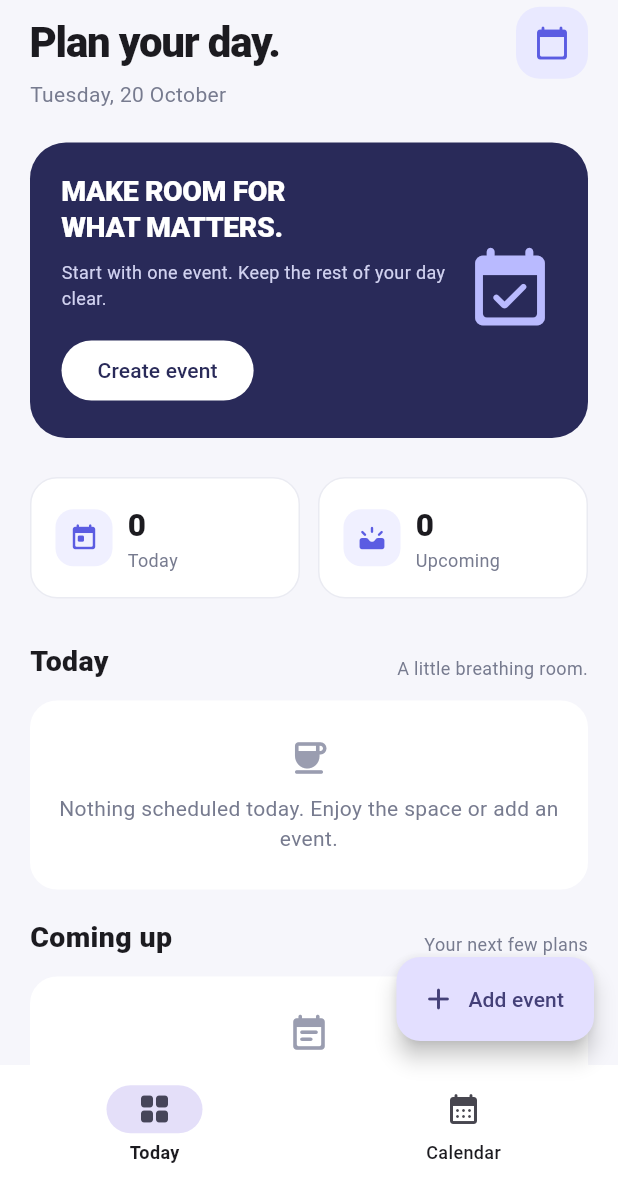
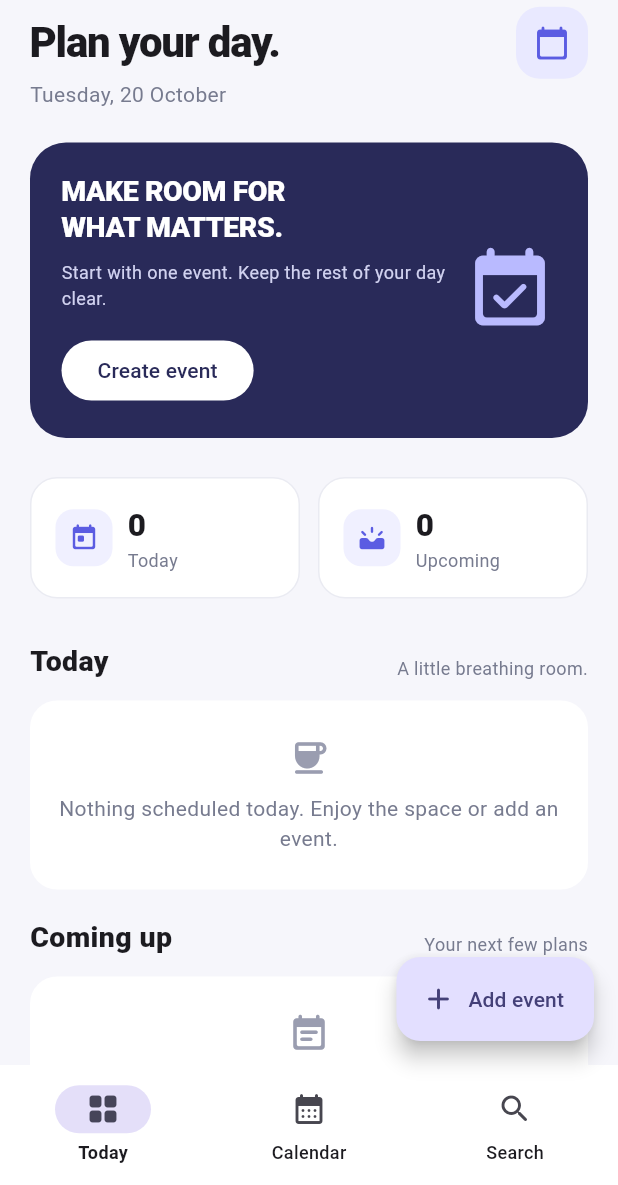
Before and after one commit to RajCodes2006/event-scheduler, a Flutter app: the screen it shows after launch, on a phone screen of 412 x 824 dp, the part 51-1236 px from its top. Run offline on Flutter 3.47's test engine with Material 3 defaults, Android fonts, the phone set to English and light mode, and no system bars; our stand-ins replace flutter_local_notifications, flutter_timezone, sqflite, sqflite_common_ffi, table_calendar, timezone; accounts and stored records are empty.

Commit message:
Add Search tab to Daymark navigation

```diff
--- a/lib/screens/app_shell.dart
+++ b/lib/screens/app_shell.dart
@@ -4,6 +4,7 @@ import '../models/schedule_event.dart';
 import 'calendar_screen.dart';
 import 'event_form_screen.dart';
 import 'home_screen.dart';
+import 'search_screen.dart';
 
 class AppShell extends StatefulWidget {
   const AppShell({super.key});
@@ -17,9 +18,7 @@ class _AppShellState extends State<AppShell> {
 
   Future<void> _openEventForm([ScheduleEvent? event]) async {
     await Navigator.of(context).push<void>(
-      MaterialPageRoute<void>(
-        builder: (_) => EventFormScreen(event: event),
-      ),
+      MaterialPageRoute<void>(builder: (_) => EventFormScreen(event: event)),
     );
   }
 
@@ -28,40 +27,56 @@ class _AppShellState extends State<AppShell> {
     final pages = IndexedStack(
       index: _selectedIndex,
       children: [
-        HomeScreen(
-          onAddEvent: () => _openEventForm(),
-          onEditEvent: _openEventForm,
-        ),
-        CalendarScreen(
-          onAddEvent: () => _openEventForm(),
-          onEditEvent: _openEventForm,
-        ),
+        HomeScreen(onAddEvent: () => _openEventForm(), onEditEvent: _openEventForm),
+        CalendarScreen(onAddEvent: () => _openEventForm(), onEditEvent: _openEventForm),
+        SearchScreen(onEditEvent: _openEventForm),
       ],
     );
+
+    const destinations = [
+      NavigationDestination(
+        icon: Icon(Icons.grid_view_rounded),
+        selectedIcon: Icon(Icons.grid_view_rounded),
+        label: 'Today',
+      ),
+      NavigationDestination(
+        icon: Icon(Icons.calendar_month_rounded),
+        selectedIcon: Icon(Icons.calendar_month_rounded),
+        label: 'Calendar',
+      ),
+      NavigationDestination(
+        icon: Icon(Icons.search_rounded),
+        selectedIcon: Icon(Icons.search_rounded),
+        label: 'Search',
+      ),
+    ];
 
     return Scaffold(
       body: LayoutBuilder(
         builder: (context, constraints) {
-          // Keep bottom navigation on narrow/mobile layouts. Desktop gets a
-          // navigation rail and a readable max-width content column.
           if (constraints.maxWidth < 820) return pages;
-
           final extendedRail = constraints.maxWidth >= 1180;
           return Row(
             children: [
               NavigationRail(
                 selectedIndex: _selectedIndex,
-                onDestinationSelected: (index) =>
-                    setState(() => _selectedIndex = index),
+                onDestinationSelected: (index) => setState(() => _selectedIndex = index),
                 extended: extendedRail,
-                labelType:
-                    extendedRail ? null : NavigationRailLabelType.all,
-                leading: const Padding(
-                  padding: EdgeInsets.only(top: 18, bottom: 18),
-                  child: Icon(
-                    Icons.event_available_rounded,
-                    color: Color(0xFF5B5CE2),
-                    size: 28,
+                labelType: extendedRail ? null : NavigationRailLabelType.all,
+                leading: Padding(
+                  padding: const EdgeInsets.only(top: 18, bottom: 22),
+                  child: Container(
+                    width: 46,
+                    height: 46,
+                    decoration: BoxDecoration(
+                      color: Theme.of(context).colorScheme.primaryContainer,
+                      borderRadius: BorderRadius.circular(16),
+                    ),
+                    child: Icon(
+                      Icons.event_available_rounded,
+                      color: Theme.of(context).colorScheme.primary,
+                      size: 27,
+                    ),
                   ),
                 ),
                 destinations: const [
@@ -75,9 +90,14 @@ class _AppShellState extends State<AppShell> {
                     selectedIcon: Icon(Icons.calendar_month_rounded),
                     label: Text('Calendar'),
                   ),
+                  NavigationRailDestination(
+                    icon: Icon(Icons.search_rounded),
+                    selectedIcon: Icon(Icons.search_rounded),
+                    label: Text('Search'),
+                  ),
                 ],
               ),
-              const VerticalDivider(width: 1, thickness: 1),
+              const VerticalDivider(width: 1),
               Expanded(
                 child: Center(
                   child: ConstrainedBox(
@@ -98,20 +118,8 @@ class _AppShellState extends State<AppShell> {
       bottomNavigationBar: MediaQuery.sizeOf(context).width < 820
           ? NavigationBar(
               selectedIndex: _selectedIndex,
-              onDestinationSelected: (index) =>
-                  setState(() => _selectedIndex = index),
-              destinations: const [
-                NavigationDestination(
-                  icon: Icon(Icons.grid_view_rounded),
-                  selectedIcon: Icon(Icons.grid_view_rounded),
-                  label: 'Today',
-                ),
-                NavigationDestination(
-                  icon: Icon(Icons.calendar_month_rounded),
-                  selectedIcon: Icon(Icons.calendar_month_rounded),
-                  label: 'Calendar',
-                ),
-              ],
+              onDestinationSelected: (index) => setState(() => _selectedIndex = index),
+              destinations: destinations,
             )
           : null,
     );
```
